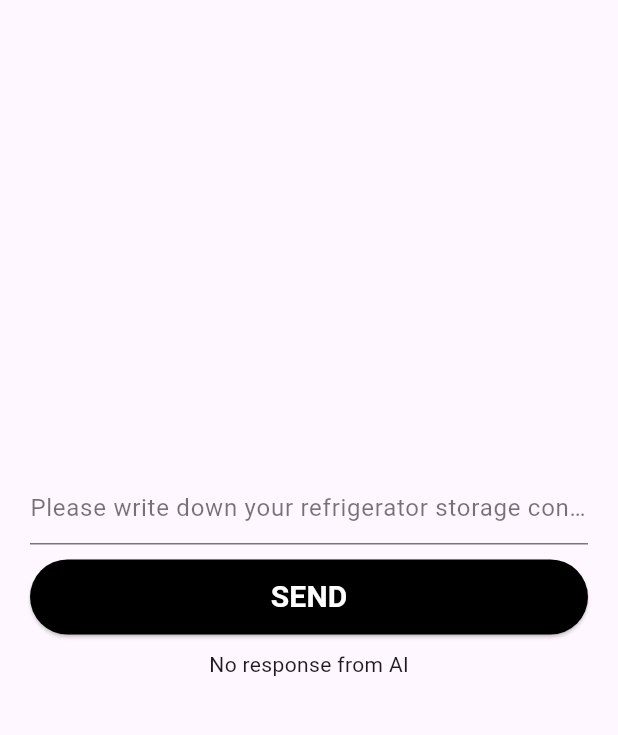
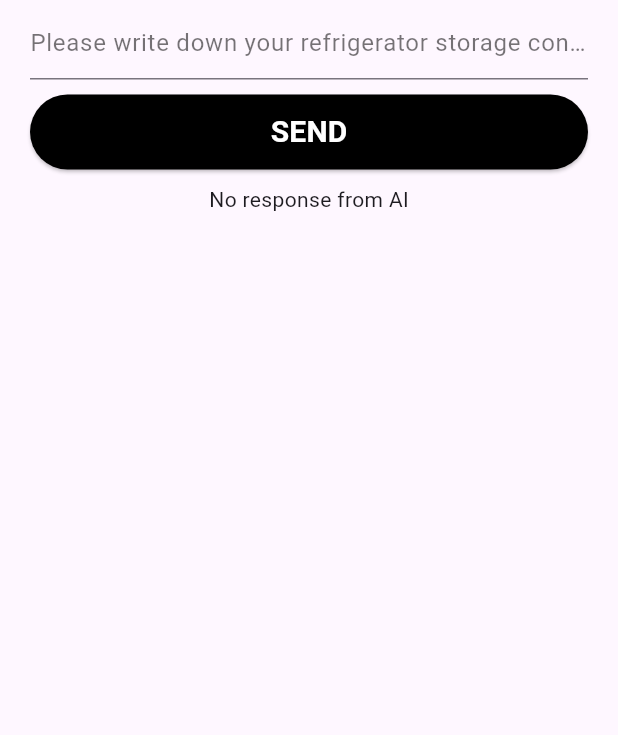
Before and after one commit to gea-minji/hackathon_test, a Flutter app: the TextInputScreen screen opened by its route, on a phone screen of 412 x 824 dp, the part 84-819 px from its top. Run offline on Flutter 3.47's test engine with Material 3 defaults, Android fonts, the light colour scheme and no system bars; our stand-ins replace camera, dio, flutter_dotenv, flutter_riverpod, go_router, image_picker and 1 more; generated files the repository leaves out were written again.

Commit message:
chore: code refactoring

```diff
--- a/lib/providers/image_input_provider.dart
+++ b/lib/providers/image_input_provider.dart
@@ -56,5 +56,6 @@ class ImageInputProvider extends StateNotifier<ImageState> {
 
 final imageInputProvider =
     StateNotifierProvider<ImageInputProvider, ImageState>((ref) {
-  return ImageInputProvider(ApiRepositoryImpl());
+  final apiRepository = ref.read(apiRepositoryProvider);
+  return ImageInputProvider(apiRepository);
 });
--- a/lib/providers/text_input_provider.dart
+++ b/lib/providers/text_input_provider.dart
@@ -4,14 +4,9 @@ import 'package:flutter_riverpod/flutter_riverpod.dart';
 import 'package:hackathon_sample/network/entity/chat_request.dart';
 import 'package:hackathon_sample/repository/api_repository.dart';
 
-class AsyncChatNotifier extends AsyncNotifier<String?> {
+class TextInputProvider extends StateNotifier<AsyncValue<String?>> {
   late ApiRepository? repository;
-  AsyncChatNotifier(this.repository);
-
-  @override
-  FutureOr<String?> build() {
-    return null;
-  }
+  TextInputProvider(this.repository) : super(const AsyncValue.data(null));
 
   Future<void> postUserPrompt(String message) async {
     state = const AsyncValue.loading();
@@ -26,9 +21,8 @@ class AsyncChatNotifier extends AsyncNotifier<String?> {
   }
 }
 
-// final repositoryProvider =
-//     Provider<ApiRepository>((ref) => ApiRepositoryImpl());
-
-final asyncChatProvider = AsyncNotifierProvider<AsyncChatNotifier, String?>(() {
-  return AsyncChatNotifier(ApiRepositoryImpl());
+final textInputProvider =
+    StateNotifierProvider<TextInputProvider, AsyncValue<String?>>((ref) {
+  final apiRepository = ref.read(apiRepositoryProvider);
+  return TextInputProvider(apiRepository);
 });
--- a/lib/repository/api_repository.dart
+++ b/lib/repository/api_repository.dart
@@ -1,3 +1,5 @@
+import 'package:flutter_riverpod/flutter_riverpod.dart';
+
 import '../network/api_provider.dart';
 import '../network/entity/chat_request.dart';
 import '../network/entity/chat_response.dart';
@@ -13,3 +15,7 @@ class ApiRepositoryImpl implements ApiRepository {
     return response;
   }
 }
+
+final apiRepositoryProvider = Provider<ApiRepository>((ref) {
+  return ApiRepositoryImpl();
+});
--- a/lib/screen/text_input_screen.dart
+++ b/lib/screen/text_input_screen.dart
@@ -9,7 +9,7 @@ class TextInputScreen extends ConsumerWidget {
 
   @override
   Widget build(BuildContext context, WidgetRef ref) {
-    final resultState = ref.watch(asyncChatProvider);
+    final resultState = ref.watch(textInputProvider);
 
     return Scaffold(
       appBar: AppBar(
@@ -38,7 +38,7 @@ class TextInputScreen extends ConsumerWidget {
               child: ElevatedButton(
                   onPressed: () {
                     ref
-                        .read(asyncChatProvider.notifier)
+                        .read(textInputProvider.notifier)
                         .postUserPrompt(inputController.text);
                   },
                   style: ButtonStyle(
@@ -51,14 +51,19 @@ class TextInputScreen extends ConsumerWidget {
                         fontSize: 20,
                         fontWeight: FontWeight.bold),
                   ))),
-          resultState.when(
-              data: (message) => Padding(
-                    padding:
-                        const EdgeInsets.symmetric(horizontal: 20, vertical: 5),
-                    child: Text(message ?? 'No response from AI'),
-                  ),
-              error: (error, stack) => Text('Error: $error'),
-              loading: () => const CircularProgressIndicator())
+          Expanded(
+              child: resultState.when(
+                  data: (message) => Padding(
+                        padding: const EdgeInsets.symmetric(
+                            horizontal: 20, vertical: 5),
+                        child: Text(message ?? 'No response from AI'),
+                      ),
+                  error: (error, stack) => Text('Error: $error'),
+                  loading: () => const Center(
+                      child: SizedBox(
+                          height: 50,
+                          width: 50,
+                          child: CircularProgressIndicator()))))
         ],
       ),
     );
```
